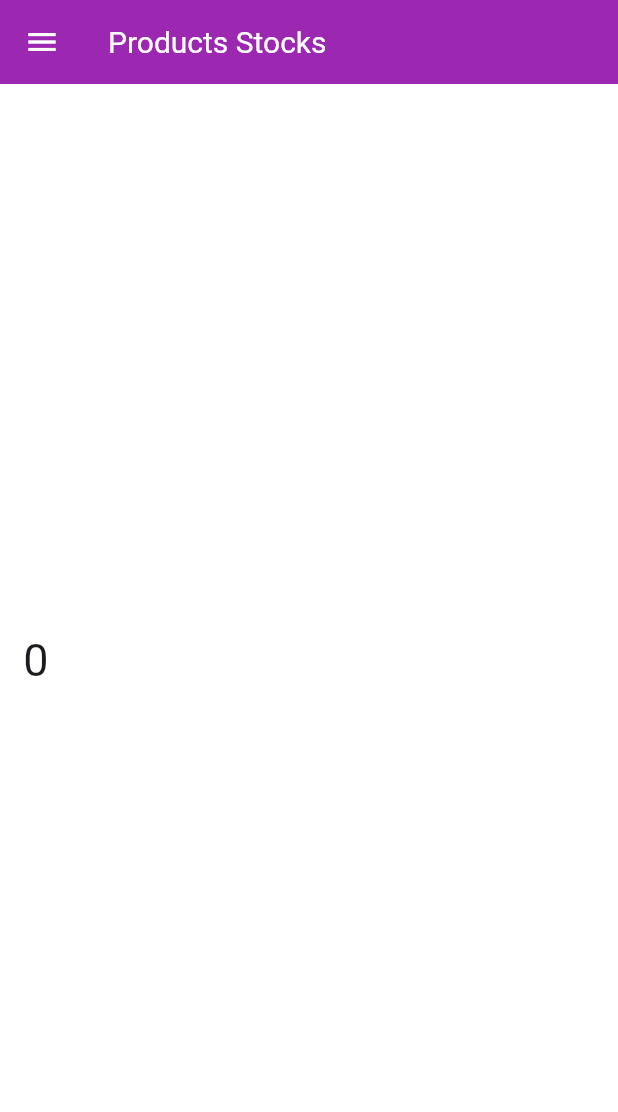
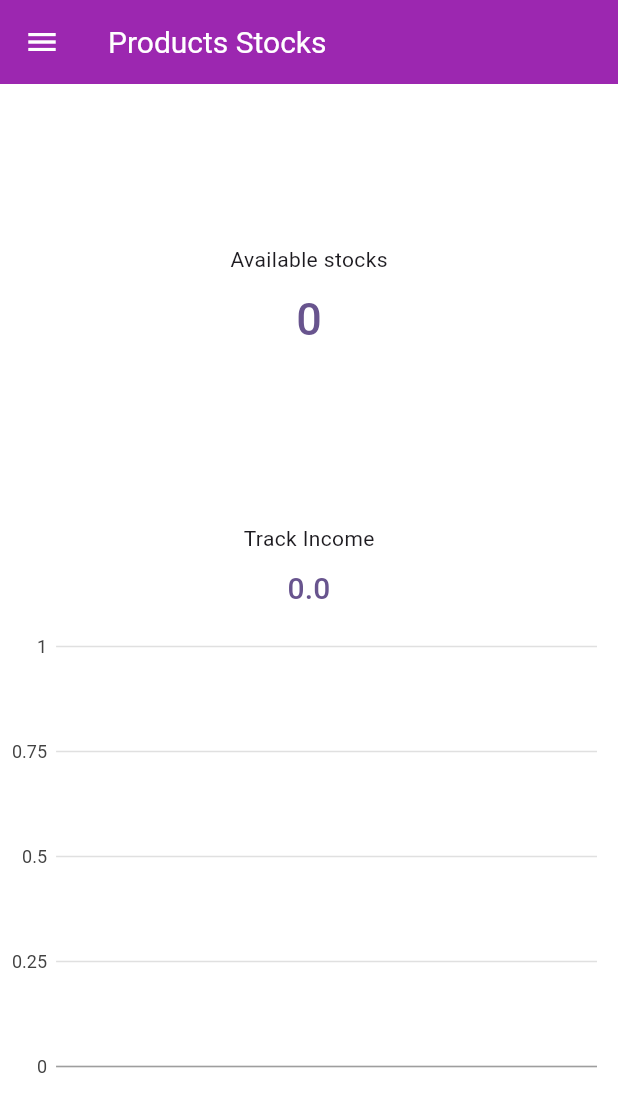
Before and after one commit to KrithigaPerumal/FlutterRealWorldApplication, a Flutter app: the DashBoard screen opened directly, after a tap on the "menu" icon, after a tap on "Dashboard", on a phone screen of 412 x 824 dp. Shown: the top 1112 px of the screen. Run offline on Flutter 3.47's test engine with Material 3 defaults, Android fonts, the phone set to English and light mode, and no system bars; our stand-ins replace charts_flutter.

Commit message:
Added Dashboard page and removed unwanted codes.
Added a dashboard page to display the available stocks count and to track income.
Removed the unwanted codes and comments from all files.

```diff
--- a/billing_system_application/lib/dashboard.dart
+++ b/billing_system_application/lib/dashboard.dart
@@ -1,5 +1,8 @@
+import 'package:billing_system_application/bills.dart';
 import 'package:billing_system_application/custom_drawer.dart';
+import 'package:billing_system_application/products.dart';
 import 'package:billing_system_application/stock_page.dart';
+import 'package:charts_flutter/flutter.dart' as charts;
 import 'package:flutter/material.dart';
 
 class DashBoard extends StatefulWidget {
@@ -10,17 +13,40 @@ class DashBoard extends StatefulWidget {
 }
 
 class _DashBoardState extends State<DashBoard> {
-  int availableProducts = jsonData.length;
-
+  final List<Income> data = [];
+  Map<String, double> incomeMap = {};
+  List<Income> incomeList = [];
+  int availableProducts = 0;
+  double income = 0;
   @override
   void initState() {
     super.initState();
-    print("stock page called");
-    StockPage();
+    Bills.readJson();
+    incomeForDates();
+    Products.readJson().then((data) {
+      setState(() {
+        jsonData = List<Map<String, dynamic>>.from(data);
+        availableProducts = jsonData.length;
+        calculateIncome();
+        incomeList = incomeMap.entries
+            .map((entry) => Income(entry.key, entry.value))
+            .toList();
+      });
+    }).catchError((error) {});
   }
 
   @override
   Widget build(BuildContext context) {
+    List<charts.Series<Income, String>> series = [
+      charts.Series(
+        id: 'Income',
+        data: data,
+        domainFn: (Income income, _) => income.billedDate,
+        measureFn: (Income income, _) => income.totalPrice,
+        colorFn: (_, __) => charts.MaterialPalette.blue.shadeDefault,
+        labelAccessorFn: (Income income, _) => '${income.totalPrice}',
+      ),
+    ];
     return Scaffold(
       backgroundColor: Colors.white,
       appBar: AppBar(
@@ -46,22 +72,102 @@ class _DashBoardState extends State<DashBoard> {
       ),
       drawer: customDrawer(context),
       body: Column(
+        mainAxisAlignment: MainAxisAlignment.spaceEvenly,
+        children: [
+          Column(
             crossAxisAlignment: CrossAxisAlignment.center,
             mainAxisAlignment: MainAxisAlignment.center,
             children: [
-          IconButton(
+              Text("Available stocks"),
+              TextButton(
                   onPressed: () {
                     Navigator.push(
                       context,
-                  MaterialPageRoute(builder: (context) => const StockPage()),
+                      MaterialPageRoute(
+                          builder: (context) => const StockPage()),
                     );
                   },
-              icon: Text(
+                  child: Text(
                     "$availableProducts",
                     style: TextStyle(fontSize: 30),
                   ))
             ],
           ),
+          Column(
+            crossAxisAlignment: CrossAxisAlignment.center,
+            mainAxisAlignment: MainAxisAlignment.center,
+            children: [
+              Text("Track Income"),
+              TextButton(
+                  onPressed: () {
+                    print(series);
+                    showIncomes(incomeList);
+                  },
+                  child: Text(
+                    '$income',
+                    style: TextStyle(fontSize: 20),
+                  )),
+              SizedBox(
+                height: 300.0,
+                child: charts.BarChart(
+                  series,
+                  animate: true,
+                  domainAxis: charts.OrdinalAxisSpec(
+                    renderSpec: charts.SmallTickRendererSpec(labelRotation: 60),
+                  ),
+                ),
+              ),
+            ],
+          )
+        ],
+      ),
     );
   }
+
+  void calculateIncome() {
+    double income1 = 0;
+    for (var bill in allbillsList) {
+      income1 += bill.totalPrice;
     }
+    setState(() {
+      income = income1;
+    });
+  }
+
+  void incomeForDates() {
+    for (var bill in allbillsList) {
+      if (incomeMap.containsKey(bill.billedDate)) {
+        incomeMap[bill.billedDate] =
+            incomeMap[bill.billedDate]! + bill.totalPrice;
+      } else {
+        incomeMap[bill.billedDate] = bill.totalPrice;
+      }
+    }
+  }
+
+  Future showIncomes(List<Income> income) {
+    return showDialog(
+        context: context,
+        builder: (BuildContext context) {
+          return AlertDialog(
+            title: Text("Incomes"),
+            content: Column(
+              crossAxisAlignment: CrossAxisAlignment.start,
+              children: incomeList.map((income) {
+                return ListTile(
+                  title: Text('Billed Date: ${income.billedDate}'),
+                  subtitle: Text('Total Price: ${income.totalPrice}'),
+                );
+              }).toList(),
+            ),
+          );
+        });
+  }
+}
+
+class Income {
+  final String billedDate;
+  final double totalPrice;
+
+  Income(this.billedDate, this.totalPrice);
+}
--- a/billing_system_application/lib/main.dart
+++ b/billing_system_application/lib/main.dart
@@ -28,10 +28,7 @@ class MyApp extends StatelessWidget {
 
 Future<void> createUsersJsonFile() async {
   final directory = await getApplicationDocumentsDirectory();
-  print(directory);
   final file = File('${directory.path}/users.json');
-  print(file);
-
   // Sample user data
   List<Map<String, dynamic>> users = [
     {"email": "user1@example.com", "password": "password1"},
@@ -44,6 +41,4 @@ Future<void> createUsersJsonFile() async {
 
   // Write JSON data to file
   await file.writeAsString(jsonString);
-
-  print('users.json file created: ${file.path}');
 }
--- a/billing_system_application/lib/products.dart
+++ b/billing_system_application/lib/products.dart
@@ -33,17 +33,20 @@ class Products {
 
   static Future<void> writeJson(List<Products> productsList) async {
     final directory = await getApplicationDocumentsDirectory();
-    print(directory);
     final file = File('${directory.path}/products.json');
-    print(file);
 
     final jsonProducts =
         jsonEncode(productsList.map((product) => product.toJson()).toList());
-    print(jsonProducts.length);
     await file.writeAsString(jsonProducts);
-    //print(jsonProducts.length);
-    print("run successfully");
-
 
   }
+   static Future<List<dynamic>> readJson() async {
+    final directory = await getApplicationDocumentsDirectory();
+    final file = File('${directory.path}/products.json');
+    if (await file.exists()) {
+      final jsonString = await file.readAsString();
+      return jsonDecode(jsonString);
+    }
+    return [];
+  }
 }
--- a/billing_system_application/lib/show_bills.dart
+++ b/billing_system_application/lib/show_bills.dart
@@ -21,7 +21,6 @@ class _ShowBillsPageState extends State<ShowBillsPage> {
     super.initState();
     Bills.readJson();
     calculateIncome();
-    print(income);
     DateTime now = DateTime.now();
     int year = now.year;
     int month = now.month;
@@ -123,7 +122,6 @@ class _ShowBillsPageState extends State<ShowBillsPage> {
                         jsonData = newProducts
                             .map((product) => product.toJson())
                             .toList();
-                        print(index);
                         allbillsList.removeAt(index);
                       });
                       await Bills.writeBillsJson(allbillsList);
@@ -193,12 +191,8 @@ class _ShowBillsPageState extends State<ShowBillsPage> {
     //getting traversed twice - how n why?
     for (var product in cartlist) {
       for (var productStock in newProducts) {
-        print(
-            "before subtraction ${productStock.productId}- ${productStock.stockCount}");
         if (product.productId == productStock.productId) {
           productStock.stockCount += product.stockCount;
-          print(
-              "after subtraction ${productStock.productId}- ${productStock.stockCount}");
         }
       }
     }
--- a/billing_system_application/lib/user_login.dart
+++ b/billing_system_application/lib/user_login.dart
@@ -23,14 +23,11 @@ class _UserLoginPageState extends State<UserLoginPage> {
 
   Future<List<dynamic>> readUsersJson() async {
     final directory = await getApplicationDocumentsDirectory();
-    print(directory);
     final file = File('${directory.path}/users.json');
-    print(file);
     if (await file.exists()) {
       final jsonString = await file.readAsString();
       return jsonDecode(jsonString);
     } else {
-      print('file does not exists');
     }
     return [];
   }
@@ -38,12 +35,9 @@ class _UserLoginPageState extends State<UserLoginPage> {
   @override
   void initState() {
     super.initState();
-    print("init state is called");
     readUsersJson().then((data) {
       setState(() {
         usersData = List<Map<String, dynamic>>.from(data);
-        print(usersData);
-        print(usersData.length);
       });
     }).catchError((error) {});
   }
--- a/billing_system_application/pubspec.yaml
+++ b/billing_system_application/pubspec.yaml
@@ -36,10 +36,12 @@ dependencies:
   # Use with the CupertinoIcons class for iOS style icons.
   cupertino_icons: ^1.0.6
   path_provider: ^2.1.2
+  charts_flutter: ^0.12.0
 
 dev_dependencies:
   flutter_test:
     sdk: flutter
+
 
   # The "flutter_lints" package below contains a set of recommended lints to
   # encourage good coding practices. The lint set provided by the package is
```
Also changed, not shown: billing_system_application/lib/billing_page.dart (+3 -22 lines), billing_system_application/lib/stock_page.dart (+3 -14 lines), billing_system_application/pubspec.lock, 3 other files. Lines whose indentation alone changed are shown as unchanged.
